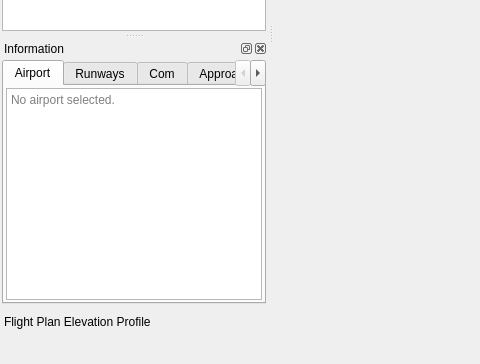
Qt form src/gui/mainwindow.ui (albar965/littlenavmap) before a commit; both pictures show x 0 to 480 and y 317 to 681 of the 1280 by 900 pixel window.
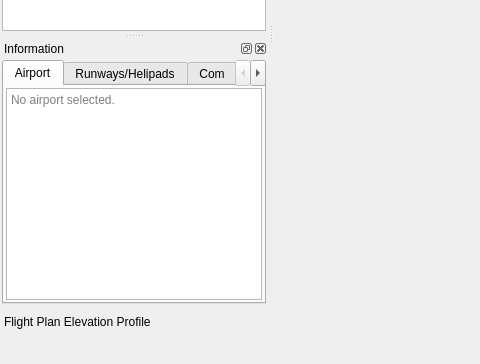
The same form after that commit. Icons and pictures are not drawn.

Commit message: Added helipads to runway information window. #25 Helipad tooltip now contains number of start position.

```diff
--- a/src/gui/mainwindow.ui
+++ b/src/gui/mainwindow.ui
@@ -2230,7 +2230,7 @@
        </widget>
        <widget class="QWidget" name="tabRunwayInfo">
         <attribute name="title">
-         <string>Runways</string>
+         <string>Runways/Helipads</string>
         </attribute>
         <layout class="QVBoxLayout" name="verticalLayout_8">
          <property name="spacing">
```
The commit also changes 14 other files.
